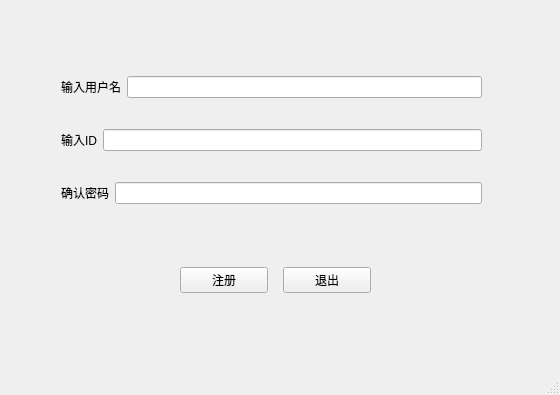
Old version of the form bin/QT-myChat-Client/regis.ui in the repository Alanxtl/QT-myChat.
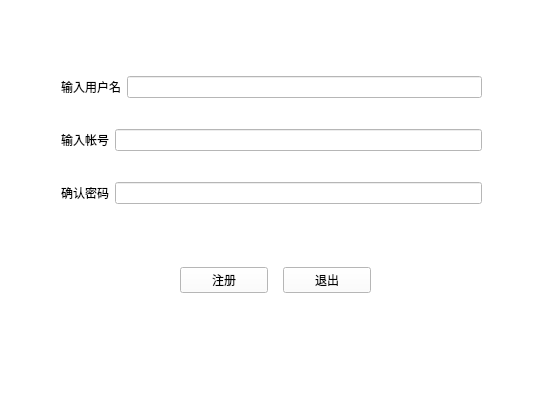
New version of the form. Icons and pictures are not drawn.

```diff
--- a/bin/QT-myChat-Client/regis.ui
+++ b/bin/QT-myChat-Client/regis.ui
@@ -14,7 +14,8 @@
    <string>MainWindow</string>
   </property>
   <property name="styleSheet">
-   <string notr="true">background-image: url(:/images/ab (1).jpg);</string>
+   <string notr="true">background-color: rgb(255, 255, 255);
+background-image: url(:/images/cat.jpg);</string>
   </property>
   <widget class="QWidget" name="centralwidget">
    <widget class="QWidget" name="layoutWidget_2">
@@ -75,7 +76,7 @@
        <item>
         <widget class="QLabel" name="pwdl">
          <property name="text">
-          <string>输入ID</string>
+          <string>输入帐号</string>
          </property>
         </widget>
        </item>
```
